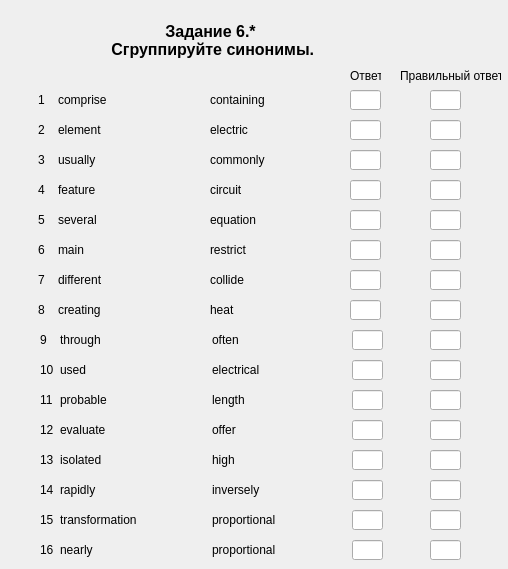
First picture: the form in server/UI/variant_2/zadanie6_part1_var2.ui, repository Scykorr/dmitr_client_serv_test, before the edit.
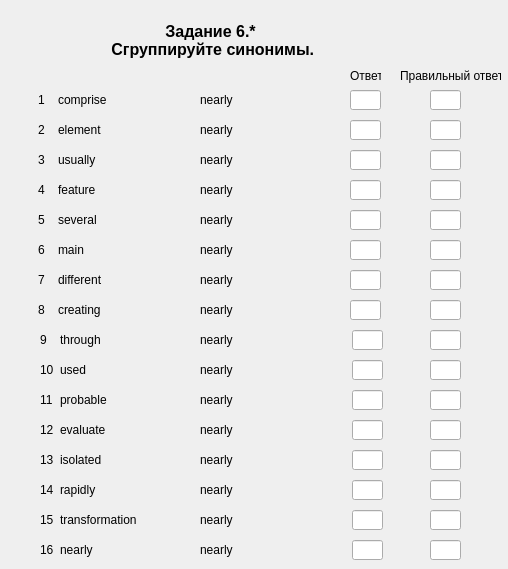
Second picture: the form after the edit.

Commit message: add task6var2part1 task7var2part1 for check

Patch:
```diff
--- a/server/UI/variant_2/zadanie6_part1_var2.ui
+++ b/server/UI/variant_2/zadanie6_part1_var2.ui
@@ -587,201 +587,6 @@
     </rect>
    </property>
   </widget>
-  <widget class="QLabel" name="label_word_16">
-   <property name="geometry">
-    <rect>
-     <x>212</x>
-     <y>360</y>
-     <width>81</width>
-     <height>20</height>
-    </rect>
-   </property>
-   <property name="text">
-    <string>electrical</string>
-   </property>
-  </widget>
-  <widget class="QLabel" name="label_word_17">
-   <property name="geometry">
-    <rect>
-     <x>210</x>
-     <y>180</y>
-     <width>81</width>
-     <height>20</height>
-    </rect>
-   </property>
-   <property name="text">
-    <string>circuit</string>
-   </property>
-  </widget>
-  <widget class="QLabel" name="label_word_18">
-   <property name="geometry">
-    <rect>
-     <x>212</x>
-     <y>330</y>
-     <width>81</width>
-     <height>20</height>
-    </rect>
-   </property>
-   <property name="text">
-    <string>often</string>
-   </property>
-  </widget>
-  <widget class="QLabel" name="label_word_19">
-   <property name="geometry">
-    <rect>
-     <x>212</x>
-     <y>510</y>
-     <width>81</width>
-     <height>20</height>
-    </rect>
-   </property>
-   <property name="text">
-    <string>proportional</string>
-   </property>
-  </widget>
-  <widget class="QLabel" name="label_word_20">
-   <property name="geometry">
-    <rect>
-     <x>210</x>
-     <y>270</y>
-     <width>81</width>
-     <height>20</height>
-    </rect>
-   </property>
-   <property name="text">
-    <string>collide</string>
-   </property>
-  </widget>
-  <widget class="QLabel" name="label_word_21">
-   <property name="geometry">
-    <rect>
-     <x>210</x>
-     <y>300</y>
-     <width>81</width>
-     <height>20</height>
-    </rect>
-   </property>
-   <property name="text">
-    <string>heat</string>
-   </property>
-  </widget>
-  <widget class="QLabel" name="label_word_22">
-   <property name="geometry">
-    <rect>
-     <x>212</x>
-     <y>390</y>
-     <width>81</width>
-     <height>20</height>
-    </rect>
-   </property>
-   <property name="text">
-    <string>length</string>
-   </property>
-  </widget>
-  <widget class="QLabel" name="label_word_23">
-   <property name="geometry">
-    <rect>
-     <x>210</x>
-     <y>150</y>
-     <width>81</width>
-     <height>20</height>
-    </rect>
-   </property>
-   <property name="text">
-    <string>commonly</string>
-   </property>
-  </widget>
-  <widget class="QLabel" name="label_word_24">
-   <property name="geometry">
-    <rect>
-     <x>210</x>
-     <y>240</y>
-     <width>81</width>
-     <height>20</height>
-    </rect>
-   </property>
-   <property name="text">
-    <string>restrict</string>
-   </property>
-  </widget>
-  <widget class="QLabel" name="label_word_25">
-   <property name="geometry">
-    <rect>
-     <x>212</x>
-     <y>480</y>
-     <width>81</width>
-     <height>20</height>
-    </rect>
-   </property>
-   <property name="text">
-    <string>inversely</string>
-   </property>
-  </widget>
-  <widget class="QLabel" name="label_word_26">
-   <property name="geometry">
-    <rect>
-     <x>210</x>
-     <y>210</y>
-     <width>81</width>
-     <height>20</height>
-    </rect>
-   </property>
-   <property name="text">
-    <string>equation</string>
-   </property>
-  </widget>
-  <widget class="QLabel" name="label_word_27">
-   <property name="geometry">
-    <rect>
-     <x>212</x>
-     <y>420</y>
-     <width>81</width>
-     <height>20</height>
-    </rect>
-   </property>
-   <property name="text">
-    <string>offer</string>
-   </property>
-  </widget>
-  <widget class="QLabel" name="label_word_28">
-   <property name="geometry">
-    <rect>
-     <x>212</x>
-     <y>450</y>
-     <width>81</width>
-     <height>20</height>
-    </rect>
-   </property>
-   <property name="text">
-    <string>high</string>
-   </property>
-  </widget>
-  <widget class="QLabel" name="label_word_29">
-   <property name="geometry">
-    <rect>
-     <x>210</x>
-     <y>90</y>
-     <width>81</width>
-     <height>20</height>
-    </rect>
-   </property>
-   <property name="text">
-    <string>containing</string>
-   </property>
-  </widget>
-  <widget class="QLabel" name="label_word_30">
-   <property name="geometry">
-    <rect>
-     <x>210</x>
-     <y>120</y>
-     <width>81</width>
-     <height>20</height>
-    </rect>
-   </property>
-   <property name="text">
-    <string>electric</string>
-   </property>
-  </widget>
   <widget class="QLineEdit" name="lineEdit_answer_16">
    <property name="geometry">
     <rect>
@@ -818,19 +623,6 @@
     <string>nearly</string>
    </property>
   </widget>
-  <widget class="QLabel" name="label_word_32">
-   <property name="geometry">
-    <rect>
-     <x>212</x>
-     <y>540</y>
-     <width>81</width>
-     <height>20</height>
-    </rect>
-   </property>
-   <property name="text">
-    <string>proportional</string>
-   </property>
-  </widget>
   <widget class="QLineEdit" name="lineEdit_answer_17">
    <property name="geometry">
     <rect>
@@ -1065,6 +857,214 @@
     <string>Правильный ответ</string>
    </property>
   </widget>
+  <widget class="QLabel" name="label_word_17">
+   <property name="geometry">
+    <rect>
+     <x>200</x>
+     <y>90</y>
+     <width>131</width>
+     <height>20</height>
+    </rect>
+   </property>
+   <property name="text">
+    <string>nearly</string>
+   </property>
+  </widget>
+  <widget class="QLabel" name="label_word_18">
+   <property name="geometry">
+    <rect>
+     <x>200</x>
+     <y>120</y>
+     <width>121</width>
+     <height>20</height>
+    </rect>
+   </property>
+   <property name="text">
+    <string>nearly</string>
+   </property>
+  </widget>
+  <widget class="QLabel" name="label_word_19">
+   <property name="geometry">
+    <rect>
+     <x>200</x>
+     <y>150</y>
+     <width>121</width>
+     <height>20</height>
+    </rect>
+   </property>
+   <property name="text">
+    <string>nearly</string>
+   </property>
+  </widget>
+  <widget class="QLabel" name="label_word_20">
+   <property name="geometry">
+    <rect>
+     <x>200</x>
+     <y>180</y>
+     <width>121</width>
+     <height>20</height>
+    </rect>
+   </property>
+   <property name="text">
+    <string>nearly</string>
+   </property>
+  </widget>
+  <widget class="QLabel" name="label_word_21">
+   <property name="geometry">
+    <rect>
+     <x>200</x>
+     <y>210</y>
+     <width>121</width>
+     <height>20</height>
+    </rect>
+   </property>
+   <property name="text">
+    <string>nearly</string>
+   </property>
+  </widget>
+  <widget class="QLabel" name="label_word_22">
+   <property name="geometry">
+    <rect>
+     <x>200</x>
+     <y>240</y>
+     <width>131</width>
+     <height>20</height>
+    </rect>
+   </property>
+   <property name="text">
+    <string>nearly</string>
+   </property>
+  </widget>
+  <widget class="QLabel" name="label_word_23">
+   <property name="geometry">
+    <rect>
+     <x>200</x>
+     <y>270</y>
+     <width>131</width>
+     <height>20</height>
+    </rect>
+   </property>
+   <property name="text">
+    <string>nearly</string>
+   </property>
+  </widget>
+  <widget class="QLabel" name="label_word_24">
+   <property name="geometry">
+    <rect>
+     <x>200</x>
+     <y>300</y>
+     <width>131</width>
+     <height>20</height>
+    </rect>
+   </property>
+   <property name="text">
+    <string>nearly</string>
+   </property>
+  </widget>
+  <widget class="QLabel" name="label_word_25">
+   <property name="geometry">
+    <rect>
+     <x>200</x>
+     <y>330</y>
+     <width>131</width>
+     <height>20</height>
+    </rect>
+   </property>
+   <property name="text">
+    <string>nearly</string>
+   </property>
+  </widget>
+  <widget class="QLabel" name="label_word_26">
+   <property name="geometry">
+    <rect>
+     <x>200</x>
+     <y>360</y>
+     <width>131</width>
+     <height>20</height>
+    </rect>
+   </property>
+   <property name="text">
+    <string>nearly</string>
+   </property>
+  </widget>
+  <widget class="QLabel" name="label_word_27">
+   <property name="geometry">
+    <rect>
+     <x>200</x>
+     <y>390</y>
+     <width>121</width>
+     <height>20</height>
+    </rect>
+   </property>
+   <property name="text">
+    <string>nearly</string>
+   </property>
+  </widget>
+  <widget class="QLabel" name="label_word_28">
+   <property name="geometry">
+    <rect>
+     <x>200</x>
+     <y>420</y>
+     <width>131</width>
+     <height>20</height>
+    </rect>
+   </property>
+   <property name="text">
+    <string>nearly</string>
+   </property>
+  </widget>
+  <widget class="QLabel" name="label_word_29">
+   <property name="geometry">
+    <rect>
+     <x>200</x>
+     <y>450</y>
+     <width>131</width>
+     <height>20</height>
+    </rect>
+   </property>
+   <property name="text">
+    <string>nearly</string>
+   </property>
+  </widget>
+  <widget class="QLabel" name="label_word_30">
+   <property name="geometry">
+    <rect>
+     <x>200</x>
+     <y>480</y>
+     <width>121</width>
+     <height>20</height>
+    </rect>
+   </property>
+   <property name="text">
+    <string>nearly</string>
+   </property>
+  </widget>
+  <widget class="QLabel" name="label_word_31">
+   <property name="geometry">
+    <rect>
+     <x>200</x>
+     <y>510</y>
+     <width>131</width>
+     <height>20</height>
+    </rect>
+   </property>
+   <property name="text">
+    <string>nearly</string>
+   </property>
+  </widget>
+  <widget class="QLabel" name="label_word_32">
+   <property name="geometry">
+    <rect>
+     <x>200</x>
+     <y>540</y>
+     <width>131</width>
+     <height>20</height>
+    </rect>
+   </property>
+   <property name="text">
+    <string>nearly</string>
+   </property>
+  </widget>
  </widget>
  <resources/>
  <connections/>
```
Left out of the diff: 2 changed lines with no effect on the pictures. The commit also changes 4 other files.
